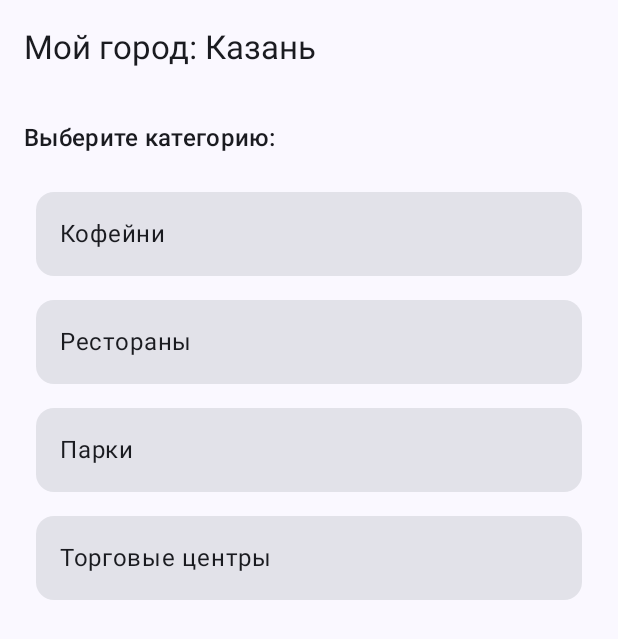
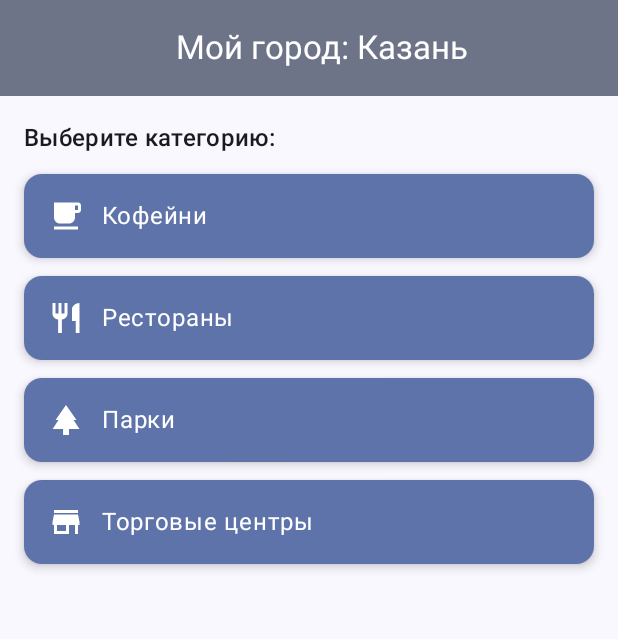
Before and after one commit to Nymph0bia/mobileLab8City, an Android app built with Jetpack Compose: the screen it shows after launch (MainActivity), on a phone screen of 412 x 824 dp. Shown: the top 639 px of the screen. Run offline under Robolectric (Android 15) with nearby library versions, the phone set to English and light mode, and no system bars.

Commit message:
Style of topbar and buttons

```diff
--- a/app/build.gradle.kts
+++ b/app/build.gradle.kts
@@ -50,6 +50,7 @@ dependencies {
     implementation(libs.androidx.compose.ui.tooling.preview)
     implementation(libs.androidx.compose.material3)
     implementation(libs.androidx.navigation.compose)
+    implementation("androidx.compose.material:material-icons-extended")
     testImplementation(libs.junit)
     androidTestImplementation(libs.androidx.junit)
     androidTestImplementation(libs.androidx.espresso.core)
--- a/app/src/main/java/com/example/mycity/ui/CategoryListScreen.kt
+++ b/app/src/main/java/com/example/mycity/ui/CategoryListScreen.kt
@@ -2,17 +2,35 @@ package com.example.mycity.ui
 
 import androidx.compose.foundation.clickable
 import androidx.compose.foundation.layout.*
+import androidx.compose.material.icons.Icons
+import androidx.compose.material.icons.filled.LocalCafe
+import androidx.compose.material.icons.filled.Park
+import androidx.compose.material.icons.filled.Restaurant
+import androidx.compose.material.icons.filled.Store
 import androidx.compose.material3.*
 import androidx.compose.runtime.Composable
+import androidx.compose.ui.Alignment
 import androidx.compose.ui.Modifier
 import androidx.compose.ui.tooling.preview.Preview
 import androidx.compose.ui.unit.dp
 import com.example.mycity.data.DataSource
 import com.example.mycity.ui.theme.MyCityTheme
 
+data class CategoryItem(
+    val name: String,
+    val icon: @Composable () -> Unit
+)
+
 @OptIn(ExperimentalMaterial3Api::class)
 @Composable
 fun CategoryListScreen(onCategoryClick: (String) -> Unit = {}) {
+    val categories = listOf(
+        CategoryItem("Кофейни", { Icon(Icons.Default.LocalCafe, contentDescription = null) }),
+        CategoryItem("Рестораны", { Icon(Icons.Default.Restaurant, contentDescription = null) }),
+        CategoryItem("Парки", { Icon(Icons.Default.Park, contentDescription = null) }),
+        CategoryItem("Торговые центры", { Icon(Icons.Default.Store, contentDescription = null) })
+    )
+
     Scaffold(
         topBar = {
             MyCityAppBar(
@@ -24,24 +42,39 @@ fun CategoryListScreen(onCategoryClick: (String) -> Unit = {}) {
         Column(
             modifier = Modifier
                 .padding(padding)
-                .padding(16.dp)
+                .padding(16.dp),
+            verticalArrangement = Arrangement.spacedBy(12.dp)
         ) {
             Text(
                 text = "Выберите категорию:",
                 style = MaterialTheme.typography.titleMedium
             )
-            Spacer(Modifier.height(16.dp))
-
-            val categories = listOf("Кофейни", "Рестораны", "Парки", "Торговые центры")
 
             categories.forEach { category ->
                 Card(
                     modifier = Modifier
                         .fillMaxWidth()
-                        .padding(8.dp)
-                        .clickable { onCategoryClick(category) }
+                        .clickable { onCategoryClick(category.name) },
+                    colors = CardDefaults.cardColors(
+                        containerColor = MaterialTheme.colorScheme.primaryContainer
+                    ),
+                    elevation = CardDefaults.cardElevation(4.dp)
                 ) {
-                    Text(category, modifier = Modifier.padding(16.dp))
+                    Row(
+                        modifier = Modifier
+                            .padding(16.dp)
+                            .fillMaxWidth(),
+                        verticalAlignment = Alignment.CenterVertically,
+                        horizontalArrangement = Arrangement.Start
+                    ) {
+                        category.icon()
+                        Spacer(modifier = Modifier.width(12.dp))
+                        Text(
+                            category.name,
+                            style = MaterialTheme.typography.bodyLarge,
+                            color = MaterialTheme.colorScheme.onPrimaryContainer
+                        )
+                    }
                 }
             }
         }
@@ -52,6 +85,6 @@ fun CategoryListScreen(onCategoryClick: (String) -> Unit = {}) {
 @Composable
 fun PreviewCategoryListScreen() {
     MyCityTheme {
-        CategoryListScreen(onCategoryClick = {})
+        CategoryListScreen()
     }
 }
--- a/app/src/main/java/com/example/mycity/ui/MyCityAppBar.kt
+++ b/app/src/main/java/com/example/mycity/ui/MyCityAppBar.kt
@@ -1,10 +1,14 @@
 package com.example.mycity.ui
 
+import androidx.compose.foundation.layout.Box
+import androidx.compose.foundation.layout.fillMaxWidth
 import androidx.compose.material.icons.Icons
 import androidx.compose.material.icons.filled.ArrowBack
 import androidx.compose.material3.*
 import androidx.compose.runtime.Composable
+import androidx.compose.ui.Alignment
 import androidx.compose.ui.Modifier
+import androidx.compose.ui.text.style.TextAlign
 
 @OptIn(ExperimentalMaterial3Api::class)
 @Composable
@@ -15,7 +19,18 @@ fun MyCityAppBar(
     modifier: Modifier = Modifier
 ) {
     TopAppBar(
-        title = { Text(title) },
+        title = {
+            Box(
+                modifier = Modifier.fillMaxWidth(),
+                contentAlignment = Alignment.Center
+            ) {
+                Text(
+                    text = title,
+                    textAlign = TextAlign.Center,
+                    style = MaterialTheme.typography.titleLarge
+                )
+            }
+        },
         navigationIcon = {
             if (canNavigateBack) {
                 IconButton(onClick = navigateUp) {
@@ -26,6 +41,10 @@ fun MyCityAppBar(
                 }
             }
         },
+        colors = TopAppBarDefaults.mediumTopAppBarColors(
+            containerColor = MaterialTheme.colorScheme.secondaryContainer,
+            titleContentColor = MaterialTheme.colorScheme.onSecondaryContainer
+        ),
         modifier = modifier
     )
 }
--- a/app/src/main/java/com/example/mycity/ui/theme/Color.kt
+++ b/app/src/main/java/com/example/mycity/ui/theme/Color.kt
@@ -9,3 +9,8 @@ val Pink80 = Color(0xFFEFB8C8)
 val Purple40 = Color(0xFF6650a4)
 val PurpleGrey40 = Color(0xFF625b71)
 val Pink40 = Color(0xFF7D5260)
+
+val LightGreen = Color(0xFFE8F5E9)
+val SoftBlue = Color(0xFFE3F2FD)
+val WarmYellow = Color(0xFFFFF8E1)
+val SoftPink = Color(0xFFFCE4EC)
```
